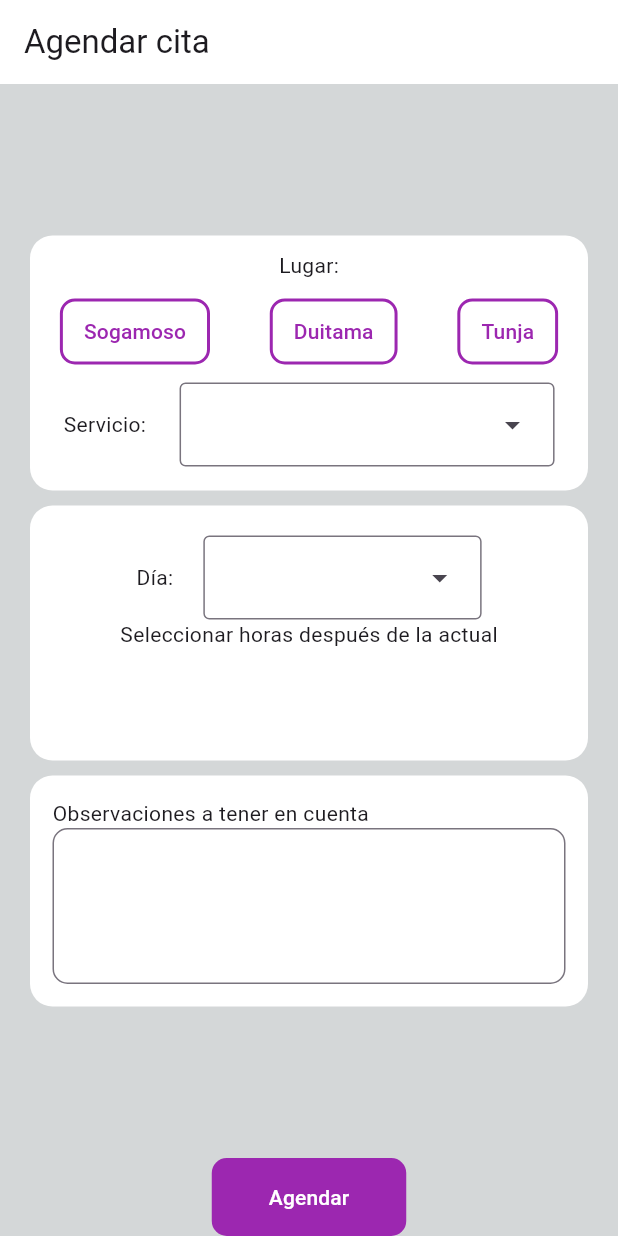
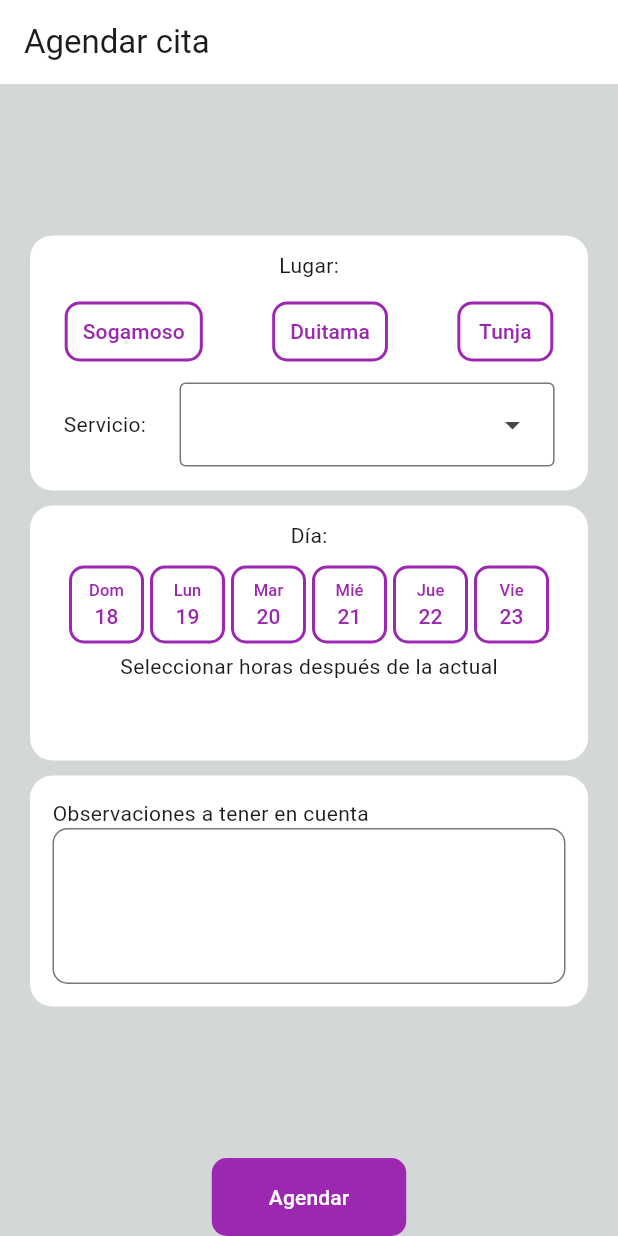
Before and after one commit to judagonsa/ekilibra_spa, a Flutter app: the QuotePage screen opened by its route, on a phone screen of 412 x 824 dp. Run offline on Flutter 3.47's test engine with Material 3 defaults, Android fonts, the phone set to English and light mode, and no system bars; our stand-ins replace flutter_bloc, freezed_annotation, go_router, image_picker, shared_preferences; accounts and stored records are empty.

Commit message:
Show days of week in quote page

```diff
--- a/lib/app/config/helpers/button_helpers.dart
+++ b/lib/app/config/helpers/button_helpers.dart
@@ -31,7 +31,7 @@ class ButtonHelpers {
       backgroundColor: backgrounColor ?? Colors.white,
       elevation: 1,
       foregroundColor: textColor ?? Colors.red,
-      padding: const EdgeInsets.only(left: 16, right: 16, top: 12, bottom: 12),
+      // padding: const EdgeInsets.only(left: 16, right: 16, top: 12, bottom: 12),
       side: BorderSide(width: 2, color: borderColor ?? Colors.red),
       shape: const RoundedRectangleBorder(
         borderRadius: BorderRadius.all(Radius.circular(10)),
--- a/lib/app/config/helpers/datetime_helper.dart
+++ b/lib/app/config/helpers/datetime_helper.dart
@@ -13,19 +13,17 @@ class DatetimeHelper {
     return days;
   }
 
-  String getDayString(DateTime date) {
+  String getDayString(String dayWeek) {
     final Map<String, String> dayWeekArray = {
-      'Monday': 'Lunes',
-      'Tuesday': 'Martes',
-      'Wednesday': 'Miércoles',
-      'Thursday': 'Jueves',
-      'Friday': 'Viernes',
-      'Sunday': 'Domingo',
+      'Mon': 'Lun',
+      'Tue': 'Mar',
+      'Wed': 'Mié',
+      'Thu': 'Jue',
+      'Fri': 'Vie',
+      'Sun': 'Dom',
     };
-    final dayOfWeek = DateFormat('EEEE').format(date);
-    final numberOfWeek = DateFormat('d').format(date);
     // getHoursOfDay();
-    return '${dayWeekArray[dayOfWeek]}, $numberOfWeek';
+    return '${dayWeekArray[dayWeek]}';
   }
 
   String getHoursOfDay() {
--- a/lib/app/pages/quote/pages/quote_page.dart
+++ b/lib/app/pages/quote/pages/quote_page.dart
@@ -1,6 +1,7 @@
 import 'package:ekilibra_spa/app/config/helpers/button_helpers.dart';
 import 'package:ekilibra_spa/app/config/helpers/datetime_helper.dart';
 import 'package:flutter/material.dart';
+import 'package:intl/intl.dart';
 
 class QuotePage extends StatefulWidget {
   const QuotePage({super.key});
@@ -11,8 +12,11 @@ class QuotePage extends StatefulWidget {
 
 class _QuotePageState extends State<QuotePage> {
   String placeSelected = '';
+  DateTime? dateSelected;
+
   @override
   Widget build(BuildContext context) {
+    // ignore: unused_local_variable
     String serviceSelected = '';
 
     final List<String> services = ['Limpieza facial', 'masaje', 'camilla'];
@@ -50,8 +54,8 @@ class _QuotePageState extends State<QuotePage> {
                               children: [
                                 for (var place in places)
                                   _ButtonPlace(
+                                    place: place,
                                     placeSelected: placeSelected,
-                                    place: place,
                                     action: () {
                                       setState(() {
                                         placeSelected = place;
@@ -96,31 +100,33 @@ class _QuotePageState extends State<QuotePage> {
                     borderRadius: BorderRadius.all(Radius.circular(15)),
                   ),
                   child: Padding(
-                    padding: const EdgeInsets.symmetric(vertical: 20),
+                    padding: const EdgeInsets.symmetric(vertical: 10),
                     child: Column(
                       children: [
+                        const Padding(
+                          padding: EdgeInsets.only(bottom: 10),
+                          child: Text('Día:'),
+                        ),
                         Row(
                           mainAxisAlignment: MainAxisAlignment.center,
                           children: [
-                            const Text('Día:'),
-                            const SizedBox(width: 20),
-                            DropdownMenu(
-                              onSelected: (value) {
-                                // if (value != null) service = value;
-                              },
-                              dropdownMenuEntries: DatetimeHelper()
-                                  .getDaysOfWeek()
-                                  .map<DropdownMenuEntry<String>>(
-                                      (DateTime value) {
-                                final newValue =
-                                    DatetimeHelper().getDayString(value);
-                                return DropdownMenuEntry<String>(
-                                    value: newValue, label: newValue);
-                              }).toList(),
-                            ),
+                            for (var dateWeek
+                                in DatetimeHelper().getDaysOfWeek())
+                              _DaysWeek(
+                                date: dateWeek,
+                                dateSelected: dateSelected,
+                                action: () {
+                                  setState(() {
+                                    dateSelected = dateWeek;
+                                  });
+                                },
+                              )
                           ],
                         ),
-                        const Text('Seleccionar horas después de la actual'),
+                        const Padding(
+                          padding: EdgeInsets.symmetric(vertical: 5),
+                          child: Text('Seleccionar horas después de la actual'),
+                        ),
                       ],
                     ),
                   ),
@@ -173,15 +179,67 @@ class _QuotePageState extends State<QuotePage> {
   }
 }
 
+class _DaysWeek extends StatelessWidget {
+  const _DaysWeek({
+    required this.date,
+    required this.action,
+    required this.dateSelected,
+  });
+
+  final DateTime date;
+  final Function()? action;
+  final DateTime? dateSelected;
+
+  @override
+  Widget build(BuildContext context) {
+    return Padding(
+      padding: const EdgeInsets.symmetric(horizontal: 2),
+      child: SizedBox(
+        width: 50,
+        child: Column(
+          children: [
+            TextButton(
+              style: ButtonHelpers().secondaryButton(
+                borderColor: Colors.purple,
+                textColor: dateSelected != null
+                    ? date.day == dateSelected?.day
+                        ? Colors.white
+                        : Colors.purple
+                    : Colors.purple,
+                backgrounColor: dateSelected != null
+                    ? date.day == dateSelected?.day
+                        ? Colors.purple
+                        : Colors.white
+                    : Colors.white,
+              ),
+              onPressed: action,
+              child: Column(
+                children: [
+                  Text(
+                    DatetimeHelper()
+                        .getDayString(DateFormat('EEE').format(date)),
+                    style: const TextStyle(fontSize: 11),
+                  ),
+                  Text(DateFormat('d').format(date))
+                ],
+              ),
+            )
+          ],
+        ),
+      ),
+    );
+  }
+}
+
 class _ButtonPlace extends StatelessWidget {
   const _ButtonPlace({
+    required this.place,
     required this.placeSelected,
-    required this.place,
     required this.action,
   });
 
+  final String place;
   final String placeSelected;
-  final String place;
   final Function()? action;
 
   @override
```
